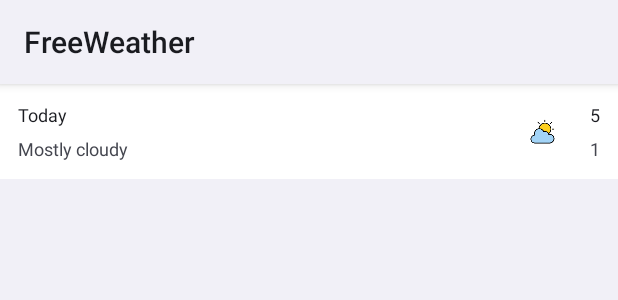
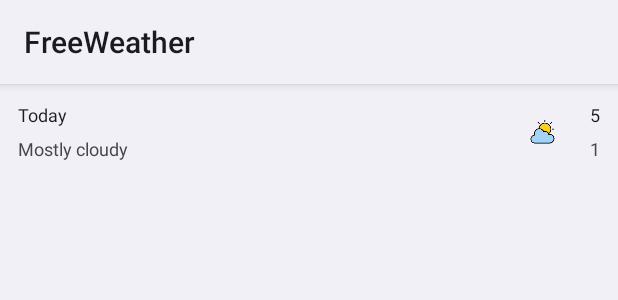
Before and after one commit to 85-simo/freeweather, an Android app: the layout daily_weather_item.xml on its own in the app's theme, with its tools: preview values and no code run, on a phone screen of 412 x 824 dp. Shown: the top 300 px of the screen. Run offline under Robolectric (Android 15) with nearby library versions, the phone set to English and light mode, and no system bars; network calls fail.

Commit message:
Added support to dark theme

```diff
--- a/app/src/main/res/layout/daily_weather_item.xml
+++ b/app/src/main/res/layout/daily_weather_item.xml
@@ -4,7 +4,7 @@
     xmlns:tools="http://schemas.android.com/tools"
     android:layout_width="match_parent"
     android:layout_height="wrap_content"
-    android:background="@color/white">
+    android:background="?android:attr/windowBackground">
     <androidx.constraintlayout.widget.Guideline android:id="@+id/top_guide"
         android:layout_width="0dp"
         android:layout_height="0dp"
--- a/app/src/main/res/layout/fragment_day_weather.xml
+++ b/app/src/main/res/layout/fragment_day_weather.xml
@@ -3,7 +3,7 @@
     xmlns:app="http://schemas.android.com/apk/res-auto"
     android:layout_width="match_parent"
     android:layout_height="match_parent"
-    android:background="@color/primary_light">
+    android:background="?android:attr/colorPrimary">
     <com.google.android.material.appbar.AppBarLayout android:id="@+id/appbar"
         android:layout_width="match_parent"
         android:layout_height="wrap_content"
--- a/app/src/main/res/values-night/themes.xml
+++ b/app/src/main/res/values-night/themes.xml
@@ -2,19 +2,31 @@
     <!-- Base application theme. -->
     <style name="Theme.FreeWeather" parent="Theme.AppCompat.DayNight.NoActionBar">
         <!-- Primary brand color. -->
-        <item name="colorPrimary">@color/primary</item>
-        <item name="colorPrimaryVariant">@color/primary_dark</item>
+        <item name="colorPrimary">@color/dark_grey</item>
+        <item name="colorPrimaryVariant">@color/black</item>
         <item name="colorOnPrimary">@color/text_light</item>
         <!-- Secondary brand color. -->
-        <item name="colorSecondary">@color/primary</item>
-        <item name="colorSecondaryVariant">@color/primary_dark</item>
-        <item name="colorOnSecondary">@color/black</item>
-        <item name="colorAccent">@color/accent</item>
+        <item name="colorSecondary">@color/dark_grey</item>
+        <item name="colorSecondaryVariant">@color/black</item>
+        <item name="colorOnSecondary">@color/text_light</item>
+        <item name="colorAccent">@color/blue</item>
         <!-- Status bar color. -->
         <item name="android:statusBarColor" tools:targetApi="l">?attr/colorPrimaryVariant</item>
         <!-- Customize your theme here. -->
-        <item name="android:textColorPrimary">@color/primary_text</item>
-        <item name="android:textColorSecondary">@color/secondary_text</item>
-        <item name="android:listDivider">@color/divider</item>
+        <item name="android:textColorPrimary">@color/white</item>
+        <item name="android:textColorSecondary">@color/light_grey</item>
+        <item name="android:listDivider">@color/dark_grey</item>
+    </style>
+
+    <style name="Theme.App.Starting" parent="Theme.SplashScreen">
+        // Set the splash screen background, animated icon, and animation duration.
+        <item name="windowSplashScreenBackground">@color/dark_grey</item>
+
+        // Use windowSplashScreenAnimatedIcon to add either a drawable or an
+        // animated drawable. One of these is required.
+        <item name="windowSplashScreenAnimatedIcon">@mipmap/ic_launcher_foreground</item>
+
+        // Set the theme of the Activity that directly follows your splash screen.
+        <item name="postSplashScreenTheme">@style/Theme.FreeWeather</item>  # Required.
     </style>
 </resources>
--- a/app/src/main/res/values/colors.xml
+++ b/app/src/main/res/values/colors.xml
@@ -2,12 +2,12 @@
 <resources>
     <color name="black">#FF000000</color>
     <color name="white">#FFFFFFFF</color>
-    <color name="primary">#03A9F4</color>
-    <color name="primary_dark">#0288D1</color>
-    <color name="primary_light">#B3E5FC</color>
+    <color name="light_blue">#03A9F4</color>
+    <color name="blue">#0288D1</color>
+    <color name="very_light_blue">#B3E5FC</color>
     <color name="text_light">@color/white</color>
-    <color name="accent">#00BCD4</color>
-    <color name="primary_text">#212121</color>
-    <color name="secondary_text">#757575</color>
-    <color name="divider">#BDBDBD</color>
+    <color name="cyan">#00BCD4</color>
+    <color name="light_black">#212121</color>
+    <color name="dark_grey">#757575</color>
+    <color name="light_grey">#BDBDBD</color>
 </resources>
--- a/app/src/main/res/values/themes.xml
+++ b/app/src/main/res/values/themes.xml
@@ -2,24 +2,24 @@
     <!-- Base application theme. -->
     <style name="Theme.FreeWeather" parent="Theme.AppCompat.DayNight.NoActionBar">
         <!-- Primary brand color. -->
-        <item name="colorPrimary">@color/primary</item>
-        <item name="colorPrimaryVariant">@color/primary_dark</item>
+        <item name="colorPrimary">@color/light_blue</item>
+        <item name="colorPrimaryVariant">@color/blue</item>
         <item name="colorOnPrimary">@color/text_light</item>
         <!-- Secondary brand color. -->
-        <item name="colorSecondary">@color/primary</item>
-        <item name="colorSecondaryVariant">@color/primary_dark</item>
-        <item name="colorOnSecondary">@color/black</item>
-        <item name="colorAccent">@color/accent</item>
+        <item name="colorSecondary">@color/light_blue</item>
+        <item name="colorSecondaryVariant">@color/blue</item>
+        <item name="colorOnSecondary">@color/text_light</item>
+        <item name="colorAccent">@color/cyan</item>
         <!-- Status bar color. -->
         <item name="android:statusBarColor" tools:targetApi="l">?attr/colorPrimaryVariant</item>
         <!-- Customize your theme here. -->
-        <item name="android:textColorPrimary">@color/primary_text</item>
-        <item name="android:textColorSecondary">@color/secondary_text</item>
+        <item name="android:textColorPrimary">@color/light_black</item>
+        <item name="android:textColorSecondary">@color/dark_grey</item>
     </style>
 
     <style name="Theme.App.Starting" parent="Theme.SplashScreen">
         // Set the splash screen background, animated icon, and animation duration.
-        <item name="windowSplashScreenBackground">@color/primary</item>
+        <item name="windowSplashScreenBackground">@color/light_blue</item>
 
         // Use windowSplashScreenAnimatedIcon to add either a drawable or an
         // animated drawable. One of these is required.
```
